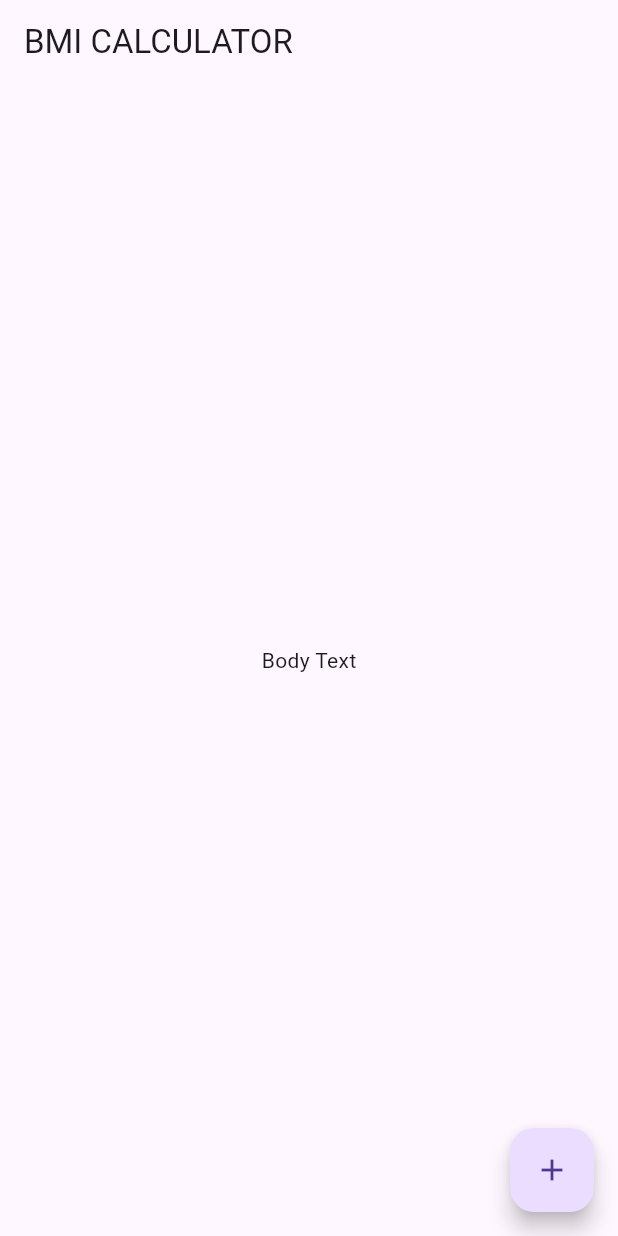
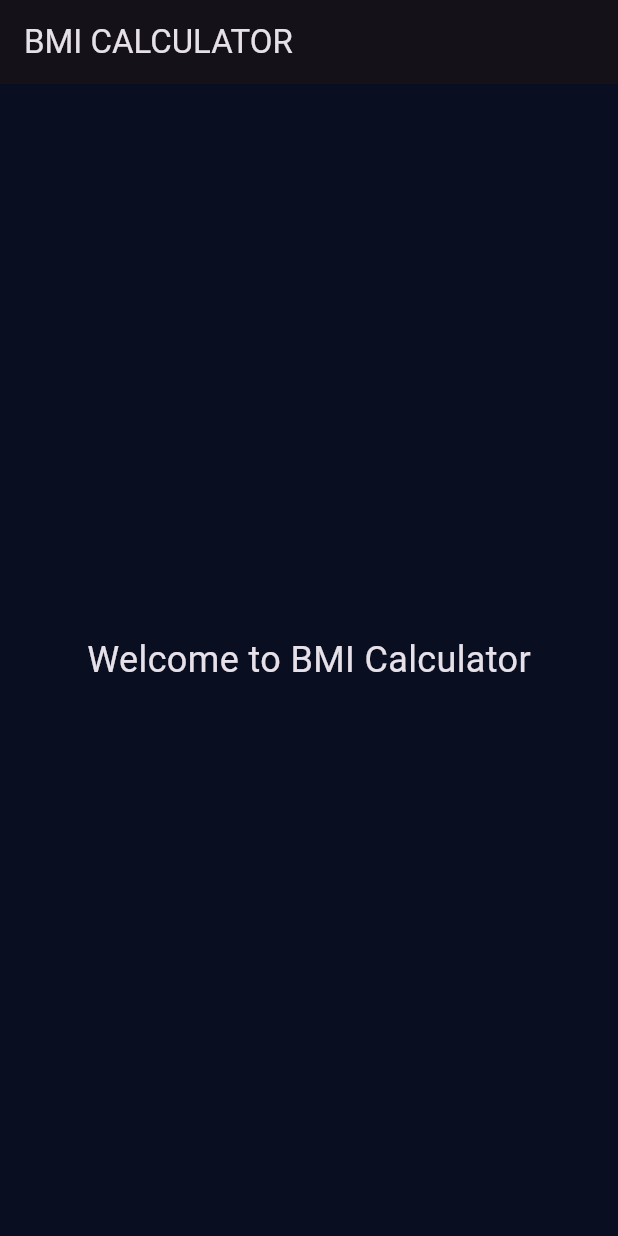
Before and after one commit to aminebenjebli/BMI-Calculator, a Flutter app: the screen it shows after launch, on a phone screen of 412 x 824 dp. Run offline on Flutter 3.47's test engine with Material 3 defaults, Android fonts, the phone set to English and light mode, and no system bars.

Commit message:
ThemeData-seperate component

```diff
--- /dev/null
+++ b/healthapp/lib/input_page.dart
@@ -0,0 +1,23 @@
+import 'package:flutter/material.dart';
+
+class InputPage extends StatefulWidget {
+  @override
+  _InputPageState createState() => _InputPageState();
+}
+
+class _InputPageState extends State<InputPage> {
+  @override
+  Widget build(BuildContext context) {
+    return Scaffold(
+      appBar: AppBar(
+        title: const Text('BMI CALCULATOR'),
+      ),
+      body: const Center(
+        child: Text(
+          'Welcome to BMI Calculator',
+          style: TextStyle(fontSize: 24),
+        ),
+      ),
+    );
+  }
+}
--- a/healthapp/lib/main.dart
+++ b/healthapp/lib/main.dart
@@ -1,4 +1,5 @@
 import 'package:flutter/material.dart';
+import 'package:healthapp/input_page.dart';
 
 void main() => runApp(BMICalculator());
 
@@ -6,30 +7,11 @@ class BMICalculator extends StatelessWidget {
   @override
   Widget build(BuildContext context) {
     return MaterialApp(
+      theme: ThemeData.dark().copyWith(
+        primaryColor: const Color(0xFF0A0E21),
+        scaffoldBackgroundColor: const Color(0xFF0A0E21),
+      ),
       home: InputPage(),
     );
   }
 }
-
-class InputPage extends StatefulWidget {
-  @override
-  _InputPageState createState() => _InputPageState();
-}
-
-class _InputPageState extends State<InputPage> {
-  @override
-  Widget build(BuildContext context) {
-    return Scaffold(
-      appBar: AppBar(
-        title: const Text('BMI CALCULATOR'),
-      ),
-      body: const Center(
-        child: Text('Body Text'),
-      ),
-      floatingActionButton: FloatingActionButton(
-        onPressed: () {},
-        child: const Icon(Icons.add),
-      ),
-    );
-  }
-}
```
